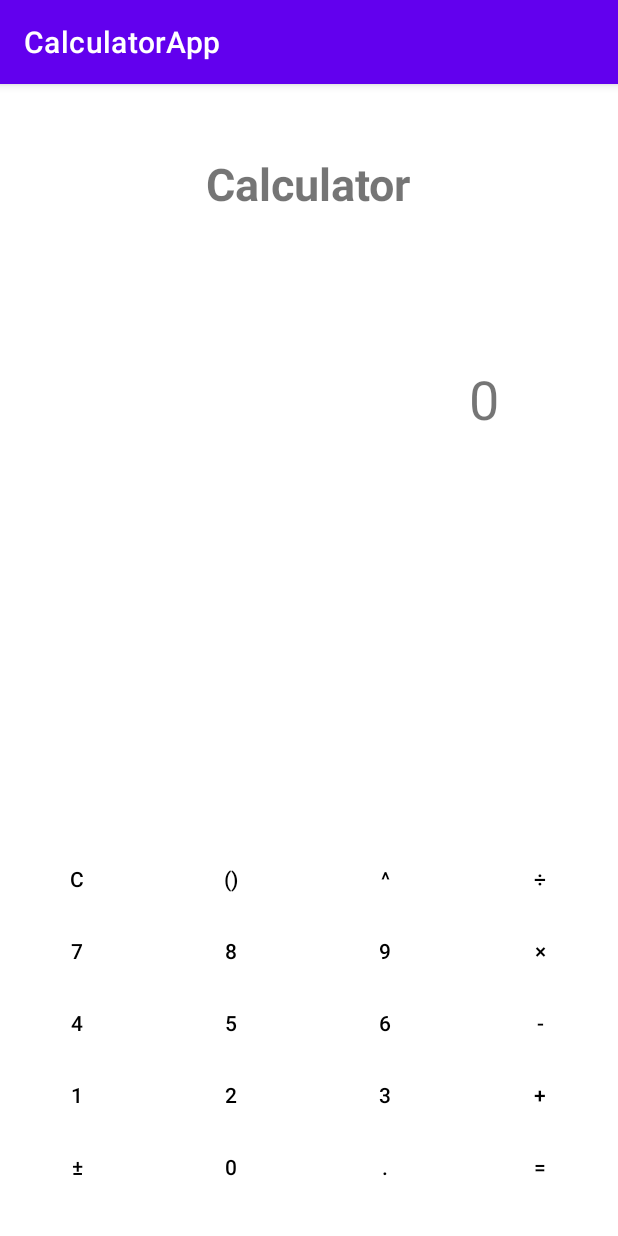
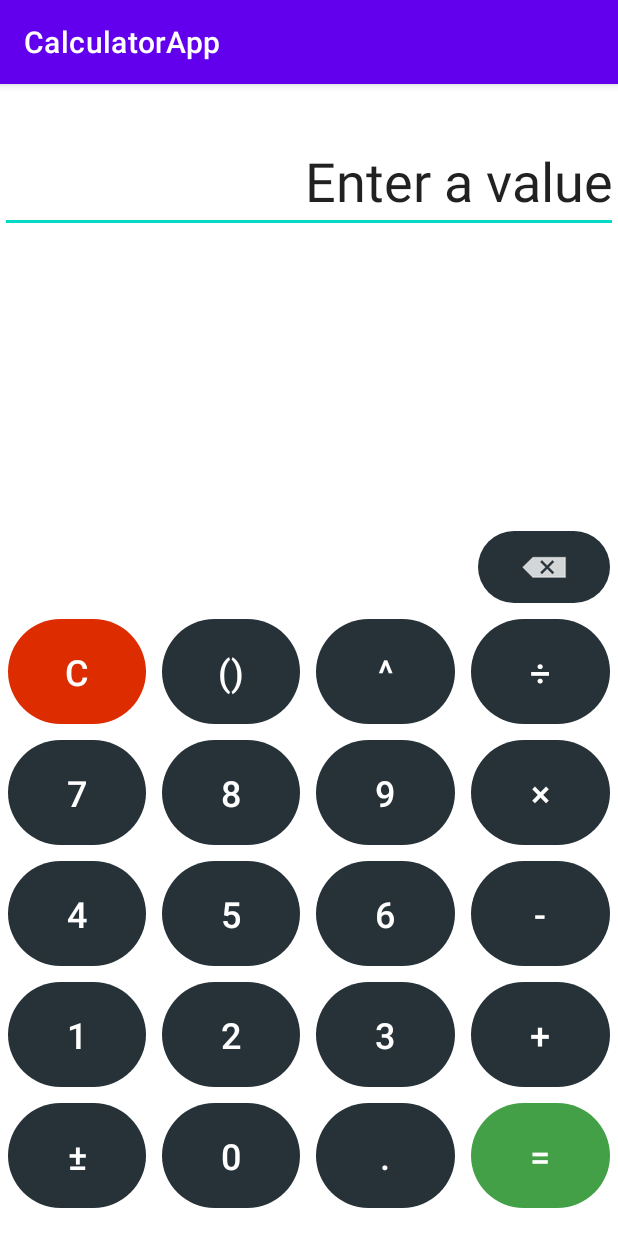
Before and after one commit to sergiofrrg92/CalculatorApp, an Android app: the screen it shows after launch (MainActivity), on a phone screen of 412 x 824 dp. Run offline under Robolectric (Android 15) with nearby library versions, the phone set to English and light mode, and no system bars.

Commit message:
Changed from Button to widget.android.Button to avoid issues with the background
Changed from ViewText to EditText so we can edit it.

Created drawables backspace and circle for the button visuals

Added strings and touched the themes but not a lot :D

```diff
--- /dev/null
+++ b/app/src/main/res/drawable/backspace.xml
@@ -0,0 +1,7 @@
+<?xml version="1.0" encoding="utf-8"?>
+<selector xmlns:android="http://schemas.android.com/apk/res/android">
+    <item
+        android:drawable="@android:drawable/ic_input_delete"
+        android:width="40dp"
+        android:height="40dp"/>
+</selector>
--- /dev/null
+++ b/app/src/main/res/drawable/circle.xml
@@ -0,0 +1,9 @@
+<?xml version="1.0" encoding="utf-8"?>
+<selector xmlns:android="http://schemas.android.com/apk/res/android">
+    <item>
+        <shape android:shape="rectangle">
+            <corners android:radius="1000dp"></corners>
+            <solid android:color="#263238"/>
+        </shape>
+    </item>
+</selector>
--- a/app/src/main/res/layout/activity_main.xml
+++ b/app/src/main/res/layout/activity_main.xml
@@ -7,37 +7,20 @@
     android:layout_height="match_parent"
     tools:context=".MainActivity">
 
-    <TextView
+    <EditText
         android:id="@+id/calculatorText"
-        android:layout_width="188dp"
-        android:layout_height="41dp"
+        android:layout_width="0dp"
+        android:layout_height="wrap_content"
         android:layout_marginTop="30dp"
+        android:autofillHints="false"
+        android:inputType="none"
+        tools:ignore="LabelFor"
         android:text="@string/calculator_text"
-        android:textAlignment="center"
-        android:textAllCaps="false"
-        android:textSize="30sp"
-        android:textStyle="bold"
-        app:layout_constraintBottom_toBottomOf="parent"
-        app:layout_constraintEnd_toEndOf="parent"
-        app:layout_constraintHorizontal_bias="0.497"
-        app:layout_constraintStart_toStartOf="parent"
-        app:layout_constraintTop_toTopOf="parent"
-        app:layout_constraintVertical_bias="0.023" />
-
-    <TextView
-        android:id="@+id/calculatorScreen"
-        android:layout_width="254dp"
-        android:layout_height="54dp"
-        android:layout_marginTop="20dp"
-        android:text="0"
         android:textAlignment="textEnd"
         android:textSize="36sp"
-        app:layout_constraintBottom_toBottomOf="parent"
         app:layout_constraintEnd_toEndOf="parent"
-        app:layout_constraintHorizontal_bias="0.496"
         app:layout_constraintStart_toStartOf="parent"
-        app:layout_constraintTop_toBottomOf="@+id/calculatorText"
-        app:layout_constraintVertical_bias="0.129" />
+        app:layout_constraintTop_toTopOf="parent" />
 
     <TableLayout
         android:id="@+id/buttonsTableLayout"
@@ -52,123 +35,160 @@
             android:layout_width="match_parent"
             android:layout_height="match_parent">
 
-            <Button
+            <android.widget.Button
                 android:id="@+id/button_clear"
                 style="@style/Widget.AppCompat.Button.Borderless"
                 android:layout_width="0dp"
-                android:layout_height="wrap_content"
+                android:layout_height="70dp"
+                android:layout_margin="5dp"
                 android:layout_weight="1"
+                android:background="@drawable/circle"
+                android:backgroundTint="#DD2C00"
                 android:text="@string/button_clear"
-                android:textColor="#000000" />
+                android:textColor="#FFFFFF"
+                android:textSize="24sp" />
 
-            <Button
+            <android.widget.Button
                 android:id="@+id/button_parenthesis"
                 style="@style/Widget.AppCompat.Button.Borderless"
+                android:background="@drawable/circle"
                 android:layout_width="0dp"
-                android:layout_height="wrap_content"
+                android:layout_height="70dp"
                 android:layout_weight="1"
                 android:text="@string/button_parenthesis"
-                android:textColor="#000000" />
+                android:textColor="#FFFFFF"
+                android:textSize="24sp"
+                android:layout_margin="5dp" />
 
-            <Button
+            <android.widget.Button
                 android:id="@+id/button_power"
                 style="@style/Widget.AppCompat.Button.Borderless"
+                android:background="@drawable/circle"
                 android:layout_width="0dp"
-                android:layout_height="wrap_content"
+                android:layout_height="70dp"
                 android:layout_weight="1"
                 android:text="@string/button_power"
-                android:textColor="#000000" />
+                android:textColor="#FFFFFF"
+                android:textSize="24sp"
+                android:layout_margin="5dp" />
 
-            <Button
+            <android.widget.Button
                 android:id="@+id/button_division"
                 style="@style/Widget.AppCompat.Button.Borderless"
+                android:background="@drawable/circle"
                 android:layout_width="0dp"
-                android:layout_height="wrap_content"
+                android:layout_height="70dp"
                 android:layout_weight="1"
                 android:text="@string/button_division"
-                android:textColor="#000000" />
+                android:textColor="#FFFFFF"
+                android:textSize="24sp"
+                android:layout_margin="5dp" />
         </TableRow>
 
         <TableRow
             android:layout_width="match_parent"
             android:layout_height="match_parent">
 
-            <Button
+            <android.widget.Button
                 android:id="@+id/button_7"
                 style="@style/Widget.AppCompat.Button.Borderless"
                 android:layout_width="0dp"
-                android:layout_height="wrap_content"
+                android:layout_height="70dp"
+                android:layout_margin="5dp"
                 android:layout_weight="1"
+                android:background="@drawable/circle"
                 android:text="@string/button_7"
-                android:textColor="#000000" />
+                android:textSize="24sp"
+                android:textColor="#FFFFFF" />
 
-            <Button
+            <android.widget.Button
                 android:id="@+id/button_8"
                 style="@style/Widget.AppCompat.Button.Borderless"
+                android:background="@drawable/circle"
                 android:layout_width="0dp"
-                android:layout_height="wrap_content"
+                android:layout_height="70dp"
                 android:layout_weight="1"
                 android:text="@string/button_8"
-                android:textColor="#000000" />
+                android:textColor="#FFFFFF"
+                android:textSize="24sp"
+                android:layout_margin="5dp"/>
 
-            <Button
+            <android.widget.Button
                 android:id="@+id/button_9"
                 style="@style/Widget.AppCompat.Button.Borderless"
+                android:background="@drawable/circle"
                 android:layout_width="0dp"
-                android:layout_height="wrap_content"
+                android:layout_height="70dp"
                 android:layout_weight="1"
                 android:text="@string/button_9"
-                android:textColor="#000000" />
+                android:textColor="#FFFFFF"
+                android:textSize="24sp"
+                android:layout_margin="5dp" />
 
-            <Button
+            <android.widget.Button
                 android:id="@+id/button_multi"
                 style="@style/Widget.AppCompat.Button.Borderless"
+                android:background="@drawable/circle"
                 android:layout_width="0dp"
-                android:layout_height="wrap_content"
+                android:layout_height="70dp"
                 android:layout_weight="1"
                 android:text="@string/button_multi"
-                android:textColor="#000000" />
+                android:textColor="#FFFFFF"
+                android:textSize="24sp"
+                android:layout_margin="5dp" />
         </TableRow>
 
         <TableRow
             android:layout_width="match_parent"
             android:layout_height="match_parent">
 
-            <Button
+            <android.widget.Button
                 android:id="@+id/button_4"
                 style="@style/Widget.AppCompat.Button.Borderless"
+                android:background="@drawable/circle"
                 android:layout_width="0dp"
-                android:layout_height="wrap_content"
+                android:layout_height="70dp"
                 android:layout_weight="1"
                 android:text="@string/button_4"
-                android:textColor="#000000" />
+                android:textColor="#FFFFFF"
+                android:textSize="24sp"
+                android:layout_margin="5dp"/>
 
-            <Button
+            <android.widget.Button
                 android:id="@+id/button_5"
                 style="@style/Widget.AppCompat.Button.Borderless"
+                android:background="@drawable/circle"
                 android:layout_width="0dp"
-                android:layout_height="wrap_content"
+                android:layout_height="70dp"
                 android:layout_weight="1"
                 android:text="@string/button_5"
-                android:textColor="#000000" />
+                android:textColor="#FFFFFF"
+                android:textSize="24sp"
+                android:layout_margin="5dp" />
 
-            <Button
+            <android.widget.Button
                 android:id="@+id/button_6"
                 style="@style/Widget.AppCompat.Button.Borderless"
+                android:background="@drawable/circle"
                 android:layout_width="0dp"
-                android:layout_height="wrap_content"
+                android:layout_height="70dp"
                 android:layout_weight="1"
                 android:text="@string/button_6"
-                android:textColor="#000000" />
+                android:textColor="#FFFFFF"
+                android:textSize="24sp"
+                android:layout_margin="5dp"/>
 
-            <Button
+            <android.widget.Button
                 android:id="@+id/button_substract"
                 style="@style/Widget.AppCompat.Button.Borderless"
+                android:background="@drawable/circle"
                 android:layout_width="0dp"
-                android:layout_height="wrap_content"
+                android:layout_height="70dp"
                 android:layout_weight="1"
                 android:text="@string/button_substract"
-                android:textColor="#000000" />
+                android:textColor="#FFFFFF"
+                android:textSize="24sp"
+                android:layout_margin="5dp" />
 
         </TableRow>
 
@@ -176,93 +196,121 @@
             android:layout_width="match_parent"
             android:layout_height="match_parent">
 
-            <Button
+            <android.widget.Button
                 android:id="@+id/button_1"
                 style="@style/Widget.AppCompat.Button.Borderless"
+                android:background="@drawable/circle"
                 android:layout_width="0dp"
 
-                android:layout_height="wrap_content"
+                android:layout_height="70dp"
                 android:layout_weight="1"
                 android:text="@string/button_1"
-                android:textColor="#000000" />
+                android:textColor="#FFFFFF"
+                android:textSize="24sp"
+                android:layout_margin="5dp"/>
 
-            <Button
+            <android.widget.Button
                 android:id="@+id/button_2"
                 style="@style/Widget.AppCompat.Button.Borderless"
+                android:background="@drawable/circle"
                 android:layout_width="0dp"
-                android:layout_height="wrap_content"
+                android:layout_height="70dp"
                 android:layout_weight="1"
                 android:text="@string/button_2"
-                android:textColor="#000000" />
+                android:textColor="#FFFFFF"
+                android:textSize="24sp"
+                android:layout_margin="5dp"/>
 
-            <Button
+            <android.widget.Button
                 android:id="@+id/button_3"
                 style="@style/Widget.AppCompat.Button.Borderless"
+                android:background="@drawable/circle"
                 android:layout_width="0dp"
-                android:layout_height="wrap_content"
+                android:layout_height="70dp"
                 android:layout_weight="1"
                 android:text="@string/button_3"
-                android:textColor="#000000" />
+                android:textColor="#FFFFFF"
+                android:textSize="24sp"
+                android:layout_margin="5dp" />
 
-            <Button
+            <android.widget.Button
                 android:id="@+id/button_addition"
                 style="@style/Widget.AppCompat.Button.Borderless"
+                android:background="@drawable/circle"
                 android:layout_width="0dp"
-                android:layout_height="wrap_content"
+                android:layout_height="70dp"
                 android:layout_weight="1"
                 android:text="@string/button_addition"
-                android:textColor="#000000" />
+                android:textColor="#FFFFFF"
+                android:textSize="24sp"
+                android:layout_margin="5dp"/>
         </TableRow>
 
         <TableRow
             android:layout_width="match_parent"
             android:layout_height="match_parent">
 
-            <Button
+            <android.widget.Button
                 android:id="@+id/button_plusminus"
                 style="@style/Widget.AppCompat.Button.Borderless"
+                android:background="@drawable/circle"
                 android:layout_width="0dp"
-                android:layout_height="wrap_content"
+                android:layout_height="70dp"
                 android:layout_weight="1"
                 android:text="@string/button_plusMinus"
-                android:textColor="#000000" />
+                android:textColor="#FFFFFF"
+                android:textSize="24sp"
+                android:layout_margin="5dp"/>
 
-            <Button
+            <android.widget.Button
                 android:id="@+id/button_0"
                 style="@style/Widget.AppCompat.Button.Borderless"
+                android:background="@drawable/circle"
                 android:layout_width="0dp"
-                android:layout_height="wrap_content"
+                android:layout_height="70dp"
                 android:layout_weight="1"
                 android:text="@string/button_0"
-                android:textColor="#000000" />
+                android:textColor="#FFFFFF"
+                android:textSize="24sp"
+                android:layout_margin="5dp" />
 
-            <Button
+            <android.widget.Button
                 android:id="@+id/button_dot"
                 style="@style/Widget.AppCompat.Button.Borderless"
+                android:background="@drawable/circle"
                 android:layout_width="0dp"
-                android:layout_height="wrap_content"
+                android:layout_height="70dp"
                 android:layout_weight="1"
                 android:text="@string/button_point"
-                android:textColor="#000000" />
+                android:textColor="#FFFFFF"
+                android:textSize="24sp"
+                android:layout_margin="5dp" />
 
-            <Button
+            <android.widget.Button
                 android:id="@+id/button_equals"
                 style="@style/Widget.AppCompat.Button.Borderless"
+                android:background="@drawable/circle"
                 android:layout_width="0dp"
-                android:layout_height="wrap_content"
+                android:layout_height="70dp"
                 android:layout_weight="1"
                 android:text="@string/button_equal"
-                android:textColor="#000000" />
+                android:textColor="#FFFFFF"
+                android:textSize="24sp"
+                android:backgroundTint="#43A047"
+                android:layout_margin="5dp" />
         </TableRow>
     </TableLayout>
 
-    <Button
+    <ImageButton
         android:id="@+id/button_backspace"
         style="@style/Widget.AppCompat.Button.Borderless"
         android:layout_width="wrap_content"
         android:layout_height="wrap_content"
-        android:text="@string/button_backspace"
+        android:layout_margin="5dp"
+        android:contentDescription="@string/button_backspace"
         android:textColor="#000000"
+        android:background="@drawable/circle"
+        app:srcCompat="@drawable/backspace"
         app:layout_constraintBottom_toTopOf="@+id/buttonsTableLayout"
         app:layout_constraintEnd_toEndOf="parent"
         app:layout_constraintHorizontal_bias="1.0"
--- a/app/src/main/res/values/strings.xml
+++ b/app/src/main/res/values/strings.xml
@@ -25,5 +25,5 @@
     <string name="button_parenthesis">()</string>
     <string name="button_backspace"> </string>
 
-    <string name="calculator_text">Calculator</string>
+    <string name="calculator_text">Enter a value</string>
 </resources>
--- a/app/src/main/res/values/themes.xml
+++ b/app/src/main/res/values/themes.xml
@@ -12,5 +12,7 @@
         <!-- Status bar color. -->
         <item name="android:statusBarColor" tools:targetApi="l">?attr/colorPrimaryVariant</item>
         <!-- Customize your theme here. -->
+
     </style>
+
 </resources>
```
